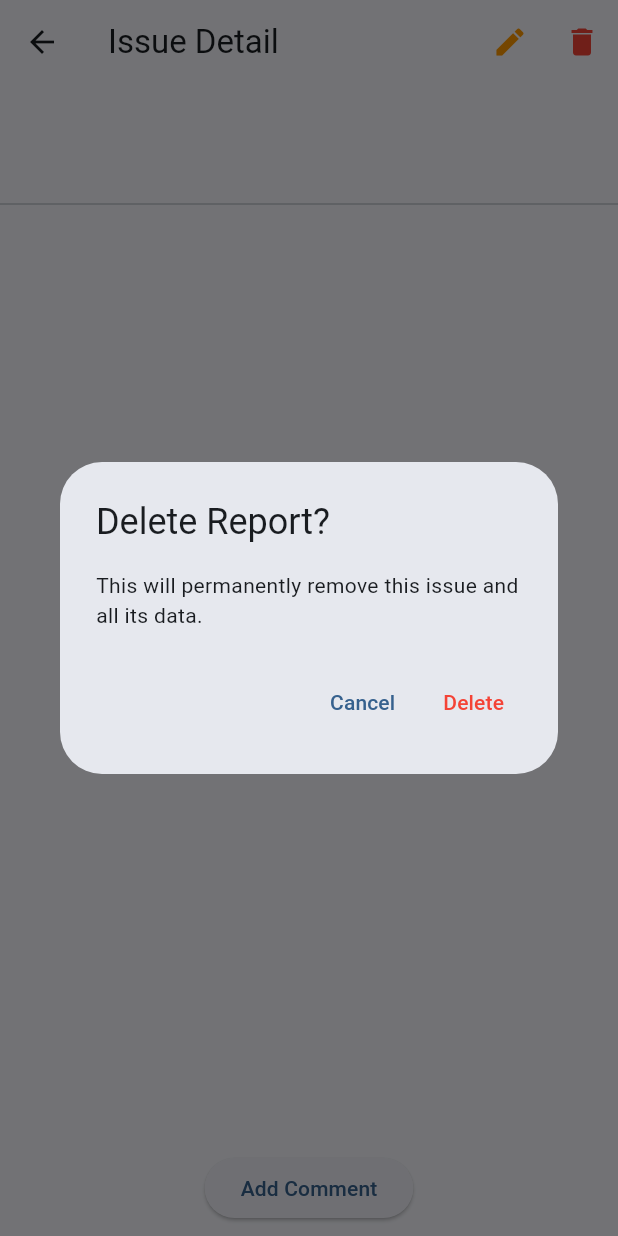
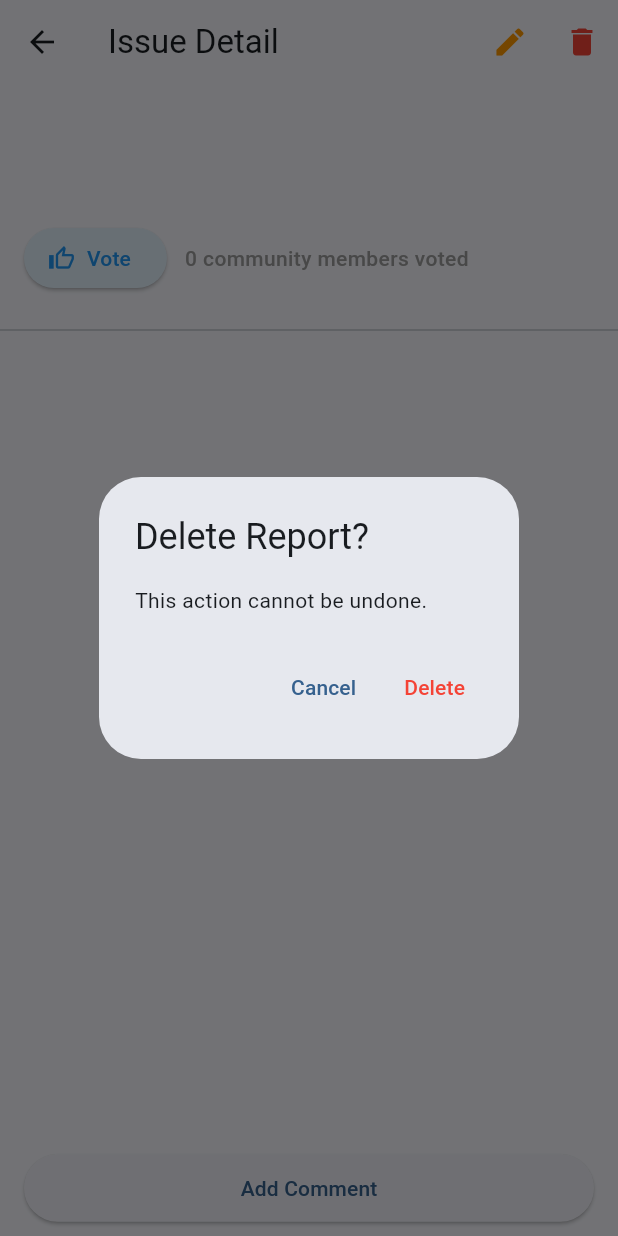
Before and after one commit to Abdurazakm/VoiceLocal_MobileApp, a Flutter app: the IssueDetailScreen screen opened directly with empty values, after a tap on the "delete" icon, on a phone screen of 412 x 824 dp. Run offline on Flutter 3.47's test engine with Material 3 defaults, Android fonts, the phone set to English and light mode, and no system bars; drawn by our look-alikes of scrollable_positioned_list; our stand-ins replace cloud_firestore, firebase_auth, firebase_core, image_picker; missing offline and left inert: cloudinary_public; accounts and stored records are empty.

Commit message:
upvoting and downvoting is working fine

```diff
--- a/lib/models/issue_model.dart
+++ b/lib/models/issue_model.dart
@@ -7,6 +7,7 @@ class Issue {
   final String? attachmentUrl;
   final String status;
   final int voteCount;
+  final List<String> votedUids; // ADDED: To track who voted
   final String createdBy;
   final DateTime createdAt;
 
@@ -17,11 +18,11 @@ class Issue {
     this.attachmentUrl,
     required this.status,
     required this.voteCount,
+    required this.votedUids, // ADDED
     required this.createdBy,
     required this.createdAt,
   });
 
-  // Convert Firestore document to Issue object
   factory Issue.fromFirestore(DocumentSnapshot doc) {
     Map<String, dynamic> data = doc.data() as Map<String, dynamic>;
 
@@ -32,6 +33,7 @@ class Issue {
       attachmentUrl: data['attachmentUrl'],
       status: data['status'] ?? 'Open',
       voteCount: data['voteCount'] ?? 0,
+      votedUids: List<String>.from(data['votedUids'] ?? []), // ADDED: Convert dynamic list to String list
       createdBy: data['createdBy'] ?? '',
       createdAt: data['createdAt'] != null
           ? (data['createdAt'] as Timestamp).toDate()
@@ -39,7 +41,6 @@ class Issue {
     );
   }
 
-  // Convert Issue object to Map for Firestore
   Map<String, dynamic> toMap() {
     return {
       'title': title,
@@ -47,15 +48,16 @@ class Issue {
       'attachmentUrl': attachmentUrl,
       'status': status,
       'voteCount': voteCount,
+      'votedUids': votedUids, // ADDED
       'createdBy': createdBy,
       'createdAt': createdAt,
     };
   }
 
-  // ONLY ADDED: copyWith method to help with updating status or votes in the UI
   Issue copyWith({
     String? status,
     int? voteCount,
+    List<String>? votedUids, // ADDED
   }) {
     return Issue(
       id: id,
@@ -64,6 +66,7 @@ class Issue {
       attachmentUrl: attachmentUrl,
       status: status ?? this.status,
       voteCount: voteCount ?? this.voteCount,
+      votedUids: votedUids ?? this.votedUids, // ADDED
       createdBy: createdBy,
       createdAt: createdAt,
     );
--- a/lib/screens/user/issue_detail_screen.dart
+++ b/lib/screens/user/issue_detail_screen.dart
@@ -70,15 +70,15 @@ class _IssueDetailScreenState extends State<IssueDetailScreen> {
       context: context,
       builder: (context) => AlertDialog(
         title: const Text("Delete Report?"),
-        content: const Text("This will permanently remove this issue and all its data."),
+        content: const Text("This action cannot be undone."),
         actions: [
           TextButton(onPressed: () => Navigator.pop(context), child: const Text("Cancel")),
           TextButton(
             onPressed: () async {
               await _issueService.deleteIssue(widget.issue.id);
               if (mounted) {
-                Navigator.pop(context); // Close dialog
-                Navigator.pop(context); // Exit detail screen
+                Navigator.pop(context);
+                Navigator.pop(context);
               }
             },
             child: const Text("Delete", style: TextStyle(color: Colors.red)),
@@ -88,14 +88,13 @@ class _IssueDetailScreenState extends State<IssueDetailScreen> {
     );
   }
 
-  // --- COMMENT EDIT/DELETE LOGIC ---
+  // --- COMMENT LOGIC ---
 
   void _confirmDeleteComment(String commentId) {
     showDialog(
       context: context,
       builder: (context) => AlertDialog(
         title: const Text("Delete Comment?"),
-        content: const Text("Are you sure you want to remove this comment?"),
         actions: [
           TextButton(onPressed: () => Navigator.pop(context), child: const Text("Cancel")),
           TextButton(
@@ -178,11 +177,51 @@ class _IssueDetailScreenState extends State<IssueDetailScreen> {
       ),
       body: Column(
         children: [
-          ListTile(
-            title: Text(widget.issue.title, style: const TextStyle(fontWeight: FontWeight.bold, fontSize: 18)),
-            subtitle: Text(widget.issue.description),
+          // ISSUE HEADER WITH VOTING
+          Padding(
+            padding: const EdgeInsets.all(16.0),
+            child: Column(
+              crossAxisAlignment: CrossAxisAlignment.start,
+              children: [
+                Text(widget.issue.title, style: const TextStyle(fontWeight: FontWeight.bold, fontSize: 20)),
+                const SizedBox(height: 8),
+                Text(widget.issue.description, style: const TextStyle(fontSize: 16)),
+                const SizedBox(height: 16),
+
+                // --- VOTING SECTION ---
+                Row(
+                  children: [
+                    ElevatedButton.icon(
+                      onPressed: () => _issueService.voteForIssue(widget.issue.id),
+                      icon: Icon(
+                        widget.issue.votedUids.contains(uid)
+                            ? Icons.thumb_up_alt
+                            : Icons.thumb_up_alt_outlined,
+                        size: 18
+                      ),
+                      label: Text(widget.issue.votedUids.contains(uid) ? "Voted" : "Vote"),
+                      style: ElevatedButton.styleFrom(
+                        backgroundColor: widget.issue.votedUids.contains(uid)
+                            ? Colors.blue
+                            : Colors.blue.shade50,
+                        foregroundColor: widget.issue.votedUids.contains(uid)
+                            ? Colors.white
+                            : Colors.blue,
+                      ),
+                    ),
+                    const SizedBox(width: 12),
+                    Text(
+                      "${widget.issue.voteCount} community members voted",
+                      style: const TextStyle(color: Colors.grey, fontWeight: FontWeight.w500)
+                    ),
+                  ],
+                ),
+              ],
+            ),
           ),
           const Divider(),
+
+          // COMMENTS LIST
           Expanded(
             child: StreamBuilder<List<Comment>>(
               stream: _issueService.getComments(widget.issue.id),
@@ -229,8 +268,9 @@ class _IssueDetailScreenState extends State<IssueDetailScreen> {
             ),
           ),
           Padding(
-            padding: const EdgeInsets.all(8.0),
+            padding: const EdgeInsets.symmetric(horizontal: 16, vertical: 8),
             child: ElevatedButton(
+              style: ElevatedButton.styleFrom(minimumSize: const Size(double.infinity, 45)),
               onPressed: () => _showReplySheet(),
               child: const Text("Add Comment")
             ),
```
Also changed, not shown: lib/services/issue_service.dart (+42 -76 lines).
